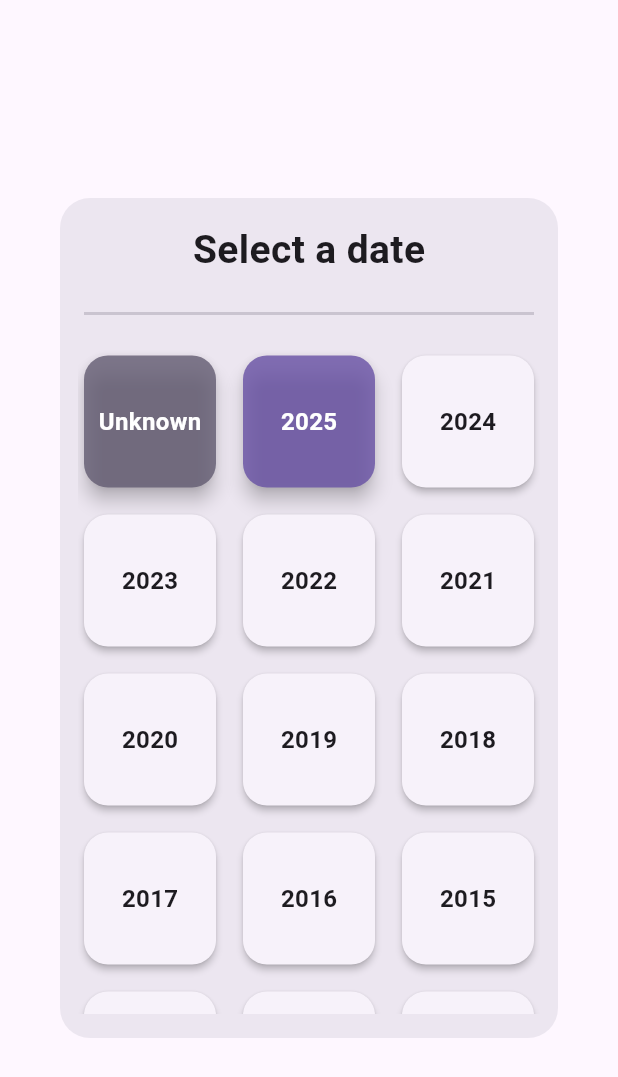
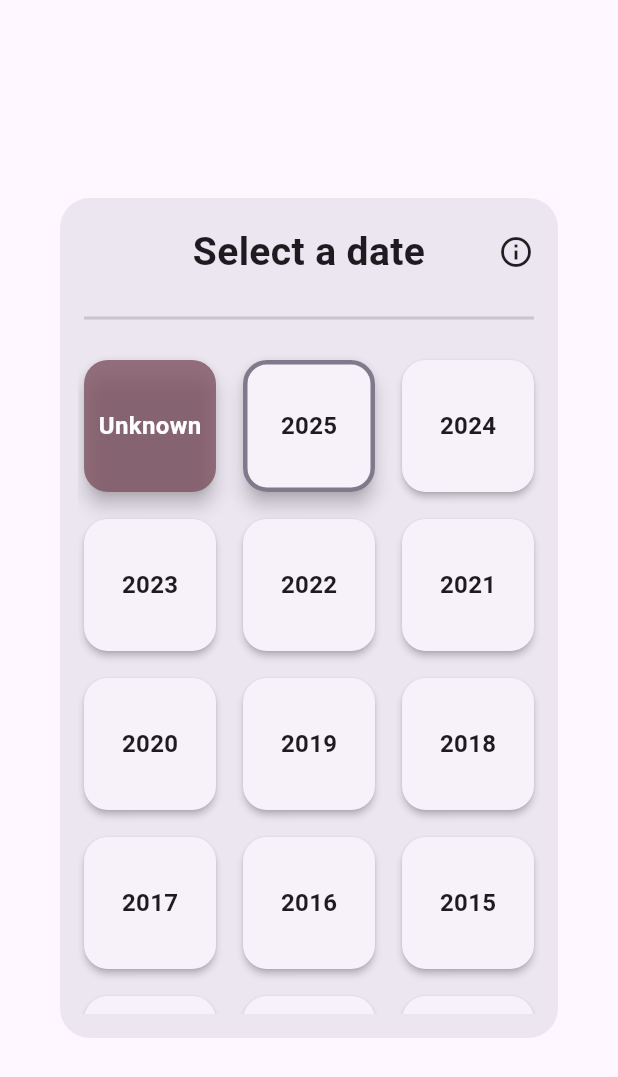
Before and after one commit to solely-flerken/rembirth, a Flutter app: the CustomDatePicker widget shown alone on an empty page, opened directly, on a phone screen of 412 x 824 dp. Shown: the top 1077 px of the screen. Run offline on Flutter 3.47's test engine with Material 3 defaults, Android fonts, the phone set to English and light mode, and no system bars; our stand-ins replace isar, logger; accounts and stored records are empty; generated files the repository leaves out were written again; statements that could not run were skipped.

Commit message:
✨ date picker info panel + visual update

```diff
--- a/lib/datepicker/date_picker.dart
+++ b/lib/datepicker/date_picker.dart
@@ -1,5 +1,6 @@
 import 'package:flutter/gestures.dart';
 import 'package:flutter/material.dart';
+import 'package:rembirth/datepicker/info.dart';
 import 'package:rembirth/datepicker/partial_date.dart';
 import 'package:rembirth/datepicker/util.dart';
 import 'year_picker.dart';
@@ -36,6 +37,7 @@ class _CustomDatePickerState extends State<CustomDatePicker> {
   int? selectedDay;
 
   DatePickerStep? currentDatePickerStep;
+  DatePickerStep? _previousStepBeforeInfo;
 
   @override
   void initState() {
@@ -61,6 +63,7 @@ class _CustomDatePickerState extends State<CustomDatePicker> {
 
     // Determine the starting page index for the PageView
     _initialPageIndex = currentDatePickerStep!.pageIndex;
+
     _controller = PageController(initialPage: _initialPageIndex);
 
     _controller.addListener(() {
@@ -80,9 +83,18 @@ class _CustomDatePickerState extends State<CustomDatePicker> {
   }
 
   void _nextPage() {
-    // Page 0: Year, Page 1: Month, Page 2: Day
-    if (_controller.page! < 2) {
+    // Page 0: Info, Page 1: Year, Page 2: Month, Page 3: Day
+    if (_controller.page! < 3) {
       _controller.nextPage(duration: const Duration(milliseconds: 250), curve: Curves.easeInOut);
+    }
+  }
+
+  void _onInfoRead() {
+    if (_previousStepBeforeInfo != null) {
+      _controller.jumpToPage(_previousStepBeforeInfo!.pageIndex);
+      _previousStepBeforeInfo = null;
+    } else {
+      _nextPage();
     }
   }
 
@@ -120,6 +132,10 @@ class _CustomDatePickerState extends State<CustomDatePicker> {
   }
 
   List<TextSpan> _buildFormattedDateSpans() {
+    if (currentDatePickerStep == DatePickerStep.info) {
+      return [const TextSpan(text: 'Info')];
+    }
+
     if (selectedMonth == null) {
       return [const TextSpan(text: 'Select a date')];
     }
@@ -171,11 +187,46 @@ class _CustomDatePickerState extends State<CustomDatePicker> {
           children: [
             // Date display
             Padding(
-              padding: const EdgeInsets.symmetric(vertical: 16),
-              child: Text.rich(
-                TextSpan(
-                  style: const TextStyle(fontWeight: FontWeight.w600, fontSize: 26),
-                  children: _buildFormattedDateSpans(),
+              padding: const EdgeInsets.symmetric(vertical: 16, horizontal: 16),
+              child: SizedBox(
+                height: 40,
+                child: Stack(
+                  clipBehavior: Clip.none,
+                  children: [
+                    Align(
+                      alignment: Alignment.center,
+                      child: SizedBox(
+                        width: double.infinity,
+                        child: Text.rich(
+                          TextSpan(
+                            style: const TextStyle(fontWeight: FontWeight.w600, fontSize: 26),
+                            children: _buildFormattedDateSpans(),
+                          ),
+                          textAlign: TextAlign.center,
+                        ),
+                      ),
+                    ),
+
+                    // Info button
+                    if (currentDatePickerStep != DatePickerStep.info)
+                      Positioned(
+                        right: -8,
+                        top: 0,
+                        bottom: 0,
+                        child: Material(
+                          type: MaterialType.transparency,
+                          shape: const CircleBorder(),
+                          child: InkWell(
+                            borderRadius: BorderRadius.circular(24),
+                            onTap: () {
+                              _previousStepBeforeInfo = currentDatePickerStep;
+                              _controller.jumpToPage(DatePickerStep.info.pageIndex);
+                            },
+                            child: const Padding(padding: EdgeInsets.all(8), child: Icon(Icons.info_outline, size: 24)),
+                          ),
+                        ),
+                      ),
+                  ],
                 ),
               ),
             ),
@@ -188,8 +239,9 @@ class _CustomDatePickerState extends State<CustomDatePicker> {
                 controller: _controller,
                 physics: const NeverScrollableScrollPhysics(),
                 children: [
+                  DatePickerInfoWidget(onInfoRead: () => _onInfoRead()),
                   YearPickerWidget(
-                    startYear: 1950,
+                    startYear: 1900,
                     initialYear: selectedYear,
                     key: const ValueKey('YearPicker'),
                     onYearSelected: _onYearSelected,
--- a/lib/datepicker/util.dart
+++ b/lib/datepicker/util.dart
@@ -16,9 +16,10 @@ const Map<int, String> months = {
 const List<String> weekdays = ['Mon', 'Tue', 'Wed', 'Thu', 'Fri', 'Sat', 'Sun'];
 
 enum DatePickerStep {
-  year(0),
-  month(1),
-  day(2);
+  info(0),
+  year(1),
+  month(2),
+  day(3);
 
   final int pageIndex;
 
--- a/lib/datepicker/year_picker.dart
+++ b/lib/datepicker/year_picker.dart
@@ -35,21 +35,20 @@ class YearPickerWidget extends StatelessWidget {
             final bool isCurrentYear = year == currentYear;
             final bool isSelected = year == initialYear;
 
+            Color? textColor = Theme.of(context).textTheme.bodyLarge?.color;
             Color? backgroundColor;
-            Color? textColor = Theme.of(context).textTheme.bodyLarge?.color;
+            Color borderColor = Colors.transparent;
 
-            if (isSelected && isCurrentYear) {
-              backgroundColor = Theme.of(context).colorScheme.primary;
+            if (isSelected) {
               textColor = Colors.white;
-            } else if (isSelected) {
-              backgroundColor = Theme.of(context).colorScheme.secondary.withValues(alpha: 0.8);
+              backgroundColor = Theme.of(context).colorScheme.primary.withValues(alpha: 0.8);
+            }
+            if (isCurrentYear) {
+              borderColor = Theme.of(context).colorScheme.secondary.withValues(alpha: 0.8);
+            }
+            if (year == null) {
               textColor = Colors.white;
-            } else if (isCurrentYear) {
-              backgroundColor = Theme.of(context).colorScheme.primary.withValues(alpha: 0.8);
-              textColor = Colors.white;
-            } else if (year == null) {
               backgroundColor = Theme.of(context).colorScheme.tertiary.withValues(alpha: 0.8);
-              textColor = Colors.white;
             }
 
             return InkWell(
@@ -57,7 +56,10 @@ class YearPickerWidget extends StatelessWidget {
               onTap: () => onYearSelected(year),
               child: Card(
                 color: backgroundColor,
-                shape: RoundedRectangleBorder(borderRadius: BorderRadius.circular(16.0)),
+                shape: RoundedRectangleBorder(
+                  borderRadius: BorderRadius.circular(16.0),
+                  side: BorderSide(color: borderColor, width: 3),
+                ),
                 elevation: isSelected || isCurrentYear ? 5 : 2,
                 child: Center(
                   child: Text(
```
Also changed, not shown: lib/datepicker/date_picker_info.dart (added, +50 -0 lines), lib/datepicker/day_picker.dart (+10 -9 lines), lib/datepicker/info.dart (added, +144 -0 lines), lib/datepicker/month_picker.dart (+10 -10 lines).
